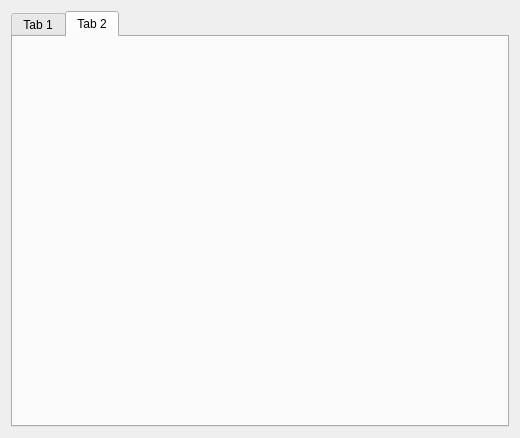
First picture: the form in form.ui, repository dragonforce-devs/simple-video-converter, before the edit.
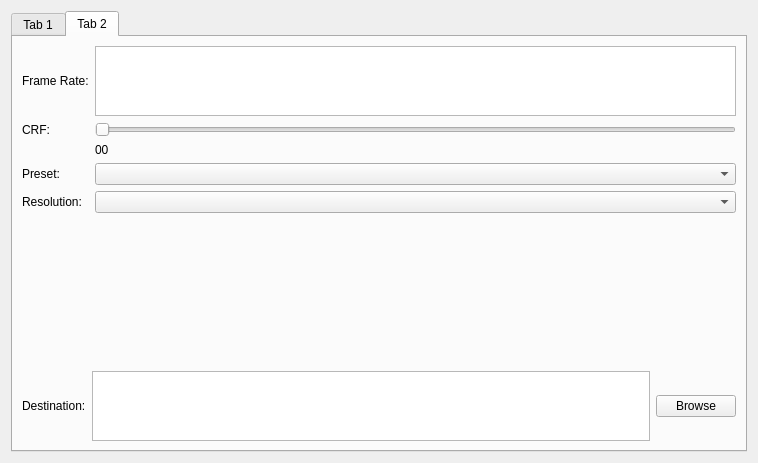
Second picture: the form after the edit. The open tabs and pages were chosen to show the change.

Commit message: add elements to tab_2

Diff of the .ui file:
```diff
--- a/form.ui
+++ b/form.ui
@@ -6,8 +6,8 @@
    <rect>
     <x>0</x>
     <y>0</y>
-    <width>520</width>
-    <height>438</height>
+    <width>758</width>
+    <height>463</height>
    </rect>
   </property>
   <property name="windowTitle">
@@ -16,6 +16,12 @@
   <layout class="QVBoxLayout" name="verticalLayout_2">
    <item>
     <widget class="QTabWidget" name="tabWidget">
+     <property name="minimumSize">
+      <size>
+       <width>0</width>
+       <height>5</height>
+      </size>
+     </property>
      <property name="currentIndex">
       <number>0</number>
      </property>
@@ -119,6 +125,125 @@
       <attribute name="title">
        <string>Tab 2</string>
       </attribute>
+      <layout class="QVBoxLayout" name="verticalLayout_6">
+       <item>
+        <layout class="QVBoxLayout" name="verticalLayout_5">
+         <item>
+          <layout class="QHBoxLayout" name="horizontalLayout_2">
+           <item>
+            <layout class="QGridLayout" name="gridLayout">
+             <item row="7" column="0">
+              <widget class="QLabel" name="label_7">
+               <property name="text">
+                <string>Resolution:</string>
+               </property>
+              </widget>
+             </item>
+             <item row="2" column="2">
+              <widget class="QSlider" name="crfSlider">
+               <property name="orientation">
+                <enum>Qt::Horizontal</enum>
+               </property>
+              </widget>
+             </item>
+             <item row="6" column="0">
+              <widget class="QLabel" name="label_8">
+               <property name="text">
+                <string>Preset:</string>
+               </property>
+              </widget>
+             </item>
+             <item row="1" column="0">
+              <widget class="QLabel" name="label_2">
+               <property name="text">
+                <string>Frame Rate:</string>
+               </property>
+              </widget>
+             </item>
+             <item row="3" column="2">
+              <widget class="QLabel" name="labelCRFVal">
+               <property name="text">
+                <string>00</string>
+               </property>
+              </widget>
+             </item>
+             <item row="7" column="2">
+              <widget class="QComboBox" name="comboReso"/>
+             </item>
+             <item row="1" column="2">
+              <widget class="QTextEdit" name="textFrameRate"/>
+             </item>
+             <item row="2" column="0">
+              <widget class="QLabel" name="label_5">
+               <property name="text">
+                <string>CRF:</string>
+               </property>
+              </widget>
+             </item>
+             <item row="6" column="2">
+              <widget class="QComboBox" name="comboPreset"/>
+             </item>
+             <item row="4" column="2">
+              <spacer name="verticalSpacer_2">
+               <property name="orientation">
+                <enum>Qt::Vertical</enum>
+               </property>
+               <property name="sizeHint" stdset="0">
+                <size>
+                 <width>20</width>
+                 <height>150</height>
+                </size>
+               </property>
+              </spacer>
+             </item>
+            </layout>
+           </item>
+          </layout>
+         </item>
+         <item>
+          <spacer name="verticalSpacer">
+           <property name="orientation">
+            <enum>Qt::Vertical</enum>
+           </property>
+           <property name="sizeHint" stdset="0">
+            <size>
+             <width>20</width>
+             <height>500</height>
+            </size>
+           </property>
+          </spacer>
+         </item>
+         <item>
+          <layout class="QHBoxLayout" name="horizontalLayout_5">
+           <item>
+            <widget class="QLabel" name="label_4">
+             <property name="text">
+              <string>Destination:</string>
+             </property>
+            </widget>
+           </item>
+           <item>
+            <widget class="QTextEdit" name="textDest">
+             <property name="sizePolicy">
+              <sizepolicy hsizetype="Expanding" vsizetype="Expanding">
+               <horstretch>0</horstretch>
+               <verstretch>5</verstretch>
+              </sizepolicy>
+             </property>
+            </widget>
+           </item>
+           <item>
+            <widget class="QPushButton" name="pushButton">
+             <property name="text">
+              <string>Browse</string>
+             </property>
+            </widget>
+           </item>
+          </layout>
+         </item>
+        </layout>
+       </item>
+      </layout>
      </widget>
     </widget>
    </item>
```
Left out of the diff: 4 changed lines with no effect on the pictures. The commit also changes 2 other files.
